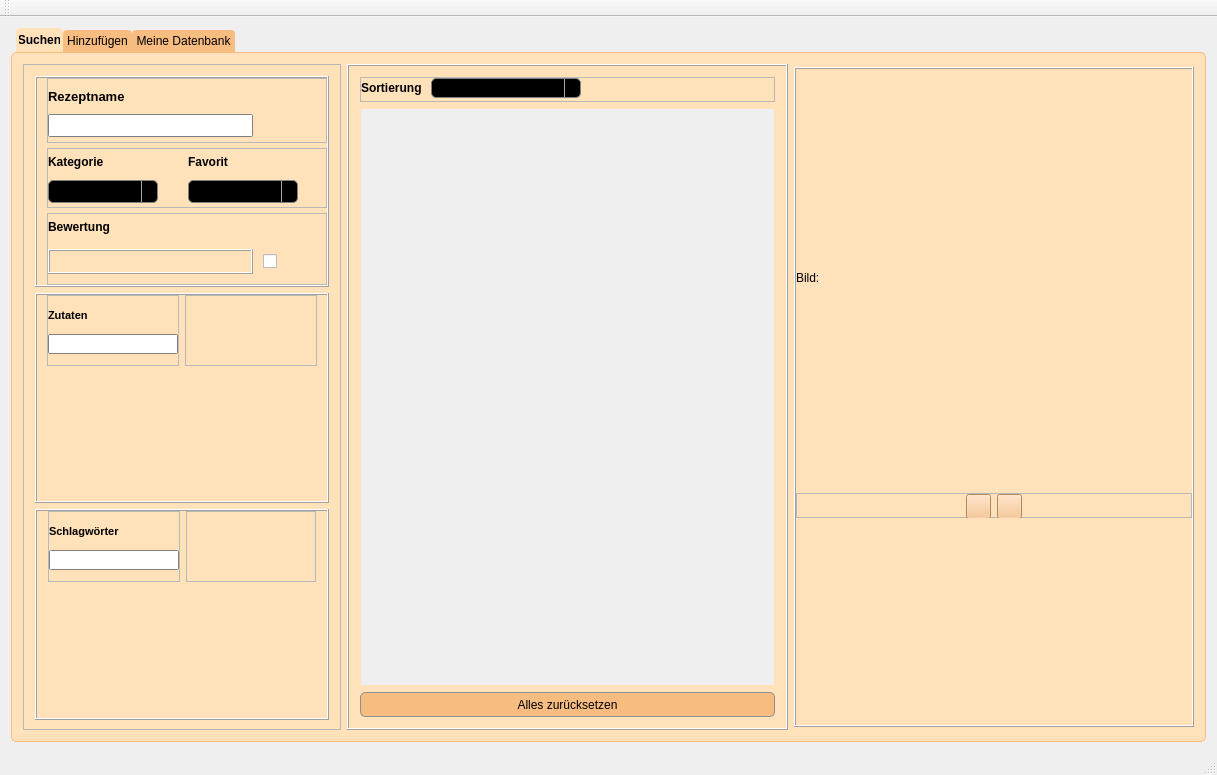
Qt form mainwindow.ui (DaDarkDan/CookAndBakeryDb) before a commit.
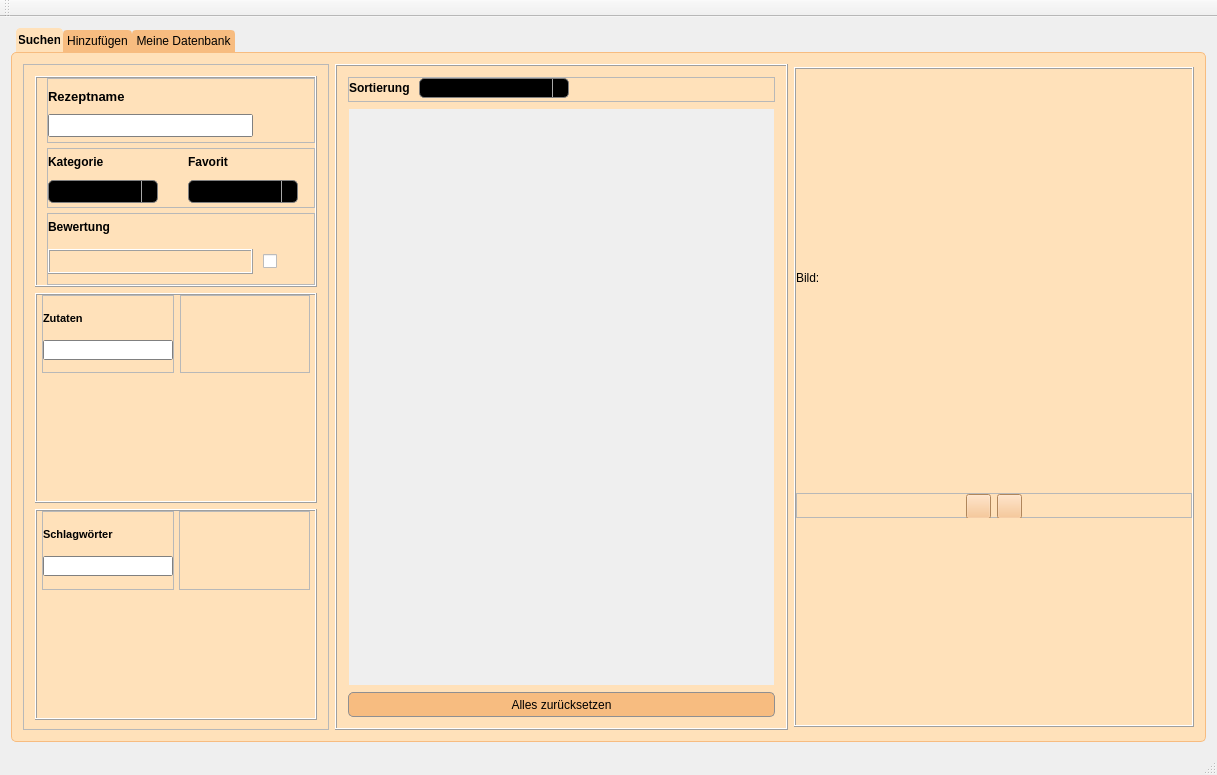
The same form after that commit. Icons and pictures are not drawn.

What changed in the file:
```diff
--- a/mainwindow.ui
+++ b/mainwindow.ui
@@ -234,12 +234,24 @@
               <property name="formAlignment">
                <set>Qt::AlignLeading|Qt::AlignLeft|Qt::AlignTop</set>
               </property>
+              <property name="horizontalSpacing">
+               <number>5</number>
+              </property>
               <property name="verticalSpacing">
+               <number>3</number>
+              </property>
+              <property name="leftMargin">
                <number>5</number>
               </property>
               <property name="topMargin">
                <number>0</number>
               </property>
+              <property name="rightMargin">
+               <number>5</number>
+              </property>
+              <property name="bottomMargin">
+               <number>5</number>
+              </property>
               <item row="0" column="0">
                <widget class="QFrame" name="frame_7">
                 <property name="sizePolicy">
@@ -363,7 +375,7 @@
                   <rect>
                    <x>0</x>
                    <y>0</y>
-                   <width>130</width>
+                   <width>129</width>
                    <height>118</height>
                   </rect>
                  </property>
@@ -797,19 +809,19 @@
                <number>6</number>
               </property>
               <property name="verticalSpacing">
-               <number>5</number>
+               <number>3</number>
               </property>
               <property name="leftMargin">
-               <number>10</number>
+               <number>5</number>
               </property>
               <property name="topMargin">
                <number>0</number>
               </property>
               <property name="rightMargin">
-               <number>10</number>
+               <number>5</number>
               </property>
               <property name="bottomMargin">
-               <number>10</number>
+               <number>5</number>
               </property>
               <item row="2" column="0">
                <widget class="QFrame" name="frame_8">
@@ -891,6 +903,12 @@
               </item>
               <item row="2" column="1">
                <widget class="QFrame" name="frame_9">
+                <property name="minimumSize">
+                 <size>
+                  <width>130</width>
+                  <height>0</height>
+                 </size>
+                </property>
                 <property name="frameShape">
                  <enum>QFrame::StyledPanel</enum>
                 </property>
@@ -1127,7 +1145,7 @@
                <rect>
                 <x>0</x>
                 <y>0</y>
-                <width>431</width>
+                <width>441</width>
                 <height>575</height>
                </rect>
               </property>
```
